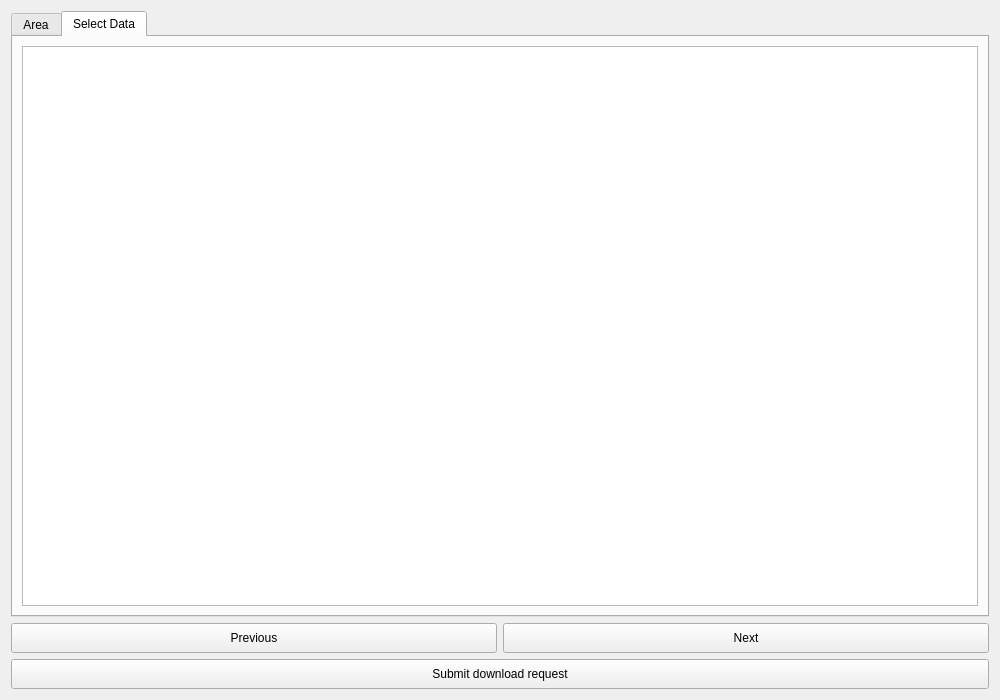
Old version of the form LDMP/gui/DlgDownload.ui in the repository ConservationInternational/trends.earth.
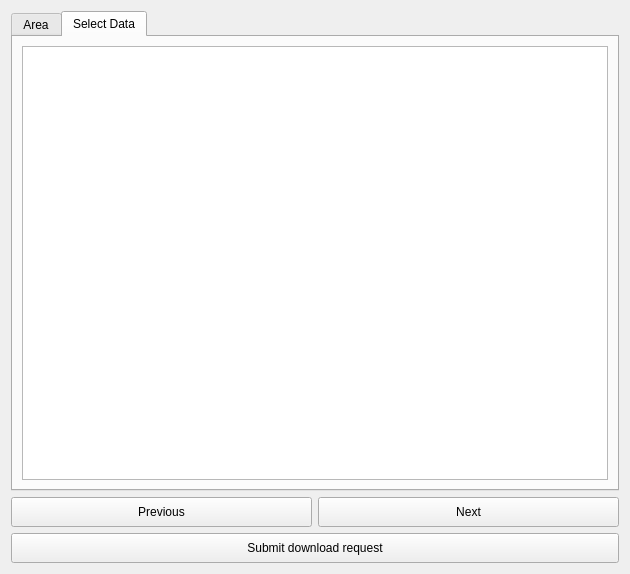
New version of the form. The open tabs and pages were chosen to show the change.

What changed in the file:
```diff
--- a/LDMP/gui/DlgDownload.ui
+++ b/LDMP/gui/DlgDownload.ui
@@ -9,8 +9,8 @@
    <rect>
     <x>0</x>
     <y>0</y>
-    <width>1000</width>
-    <height>700</height>
+    <width>630</width>
+    <height>574</height>
    </rect>
   </property>
   <property name="sizePolicy">
@@ -308,7 +308,7 @@
           <bool>true</bool>
          </property>
          <attribute name="horizontalHeaderVisible">
-          <bool>false</bool>
+          <bool>true</bool>
          </attribute>
          <attribute name="horizontalHeaderCascadingSectionResizes">
           <bool>true</bool>
```
